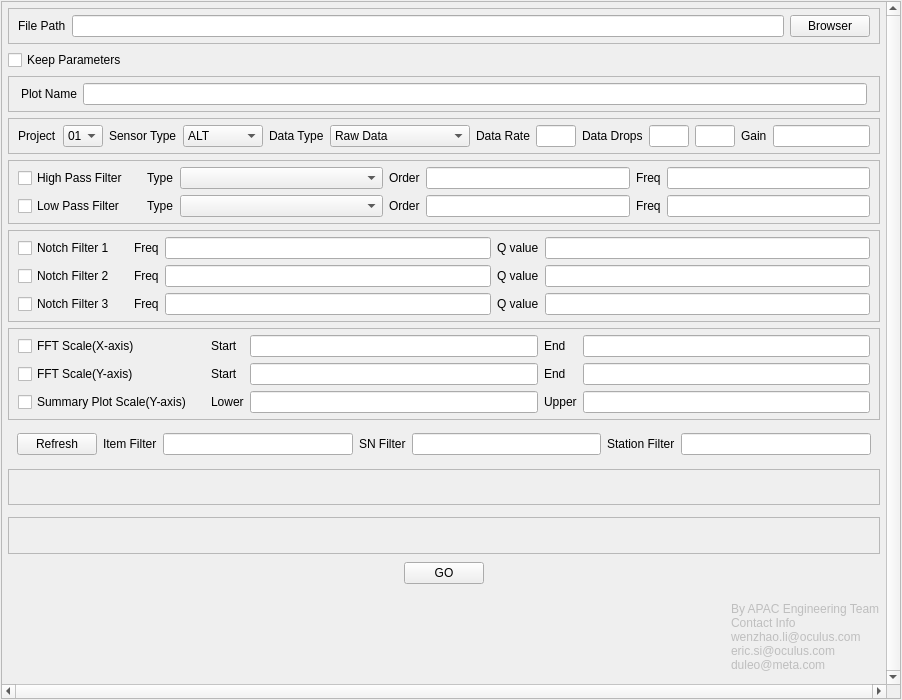
This is mainWin.ui in leoduhot/cld_data_visualize as Qt 5 draws it before an edit. The edited form follows.
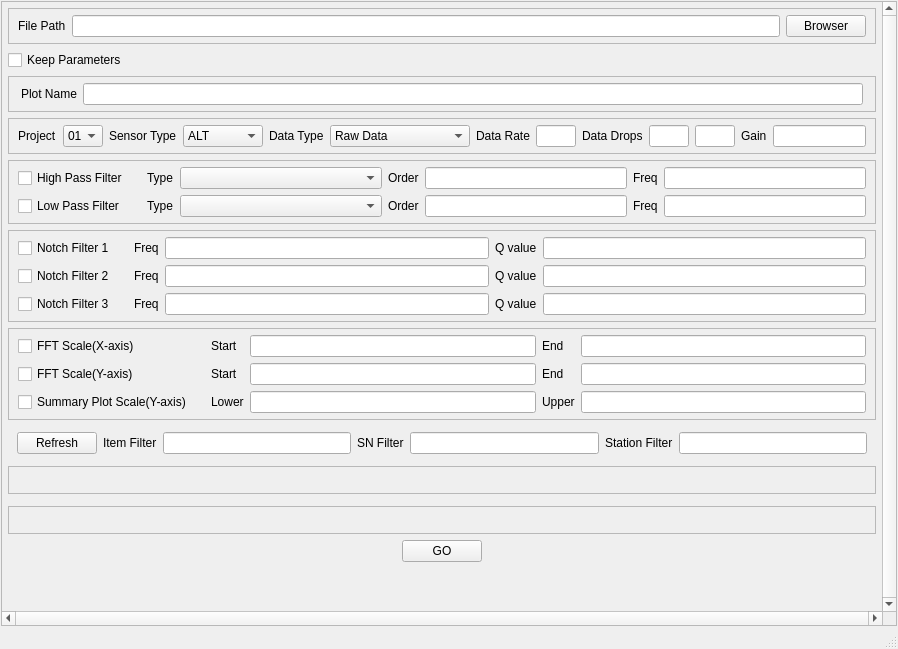
This is the edited form.

```diff
--- a/mainWin.ui
+++ b/mainWin.ui
@@ -6,8 +6,8 @@
    <rect>
     <x>0</x>
     <y>0</y>
-    <width>902</width>
-    <height>700</height>
+    <width>898</width>
+    <height>649</height>
    </rect>
   </property>
   <property name="sizePolicy">
@@ -91,8 +91,8 @@
         <rect>
          <x>0</x>
          <y>0</y>
-         <width>898</width>
-         <height>723</height>
+         <width>894</width>
+         <height>643</height>
         </rect>
        </property>
        <property name="sizePolicy">
@@ -1328,89 +1328,6 @@
            <property name="bottomMargin">
             <number>6</number>
            </property>
-           <item>
-            <widget class="QLabel" name="contactTeamLab">
-             <property name="text">
-              <string>By APAC Engineering Team</string>
-             </property>
-             <property name="margin">
-              <number>0</number>
-             </property>
-            </widget>
-           </item>
-           <item>
-            <widget class="QLabel" name="contactInfoLab">
-             <property name="enabled">
-              <bool>false</bool>
-             </property>
-             <property name="sizePolicy">
-              <sizepolicy hsizetype="Fixed" vsizetype="Fixed">
-               <horstretch>0</horstretch>
-               <verstretch>0</verstretch>
-              </sizepolicy>
-             </property>
-             <property name="layoutDirection">
-              <enum>Qt::LayoutDirection::LeftToRight</enum>
-             </property>
-             <property name="lineWidth">
-              <number>0</number>
-             </property>
-             <property name="text">
-              <string>Contact Info</string>
-             </property>
-            </widget>
-           </item>
-           <item>
-            <widget class="QLabel" name="contactEmailLab1">
-             <property name="enabled">
-              <bool>false</bool>
-             </property>
-             <property name="sizePolicy">
-              <sizepolicy hsizetype="Fixed" vsizetype="Fixed">
-               <horstretch>0</horstretch>
-               <verstretch>0</verstretch>
-              </sizepolicy>
-             </property>
-             <property name="text">
-              <string>wenzhao.li@oculus.com</string>
-             </property>
-             <property name="wordWrap">
-              <bool>true</bool>
-             </property>
-            </widget>
-           </item>
-           <item>
-            <widget class="QLabel" name="contactEmailLab2">
-             <property name="enabled">
-              <bool>false</bool>
-             </property>
-             <property name="sizePolicy">
-              <sizepolicy hsizetype="Fixed" vsizetype="Fixed">
-               <horstretch>0</horstretch>
-               <verstretch>0</verstretch>
-              </sizepolicy>
-             </property>
-             <property name="text">
-              <string>eric.si@oculus.com</string>
-             </property>
-            </widget>
-           </item>
-           <item>
-            <widget class="QLabel" name="contactEmailLab3">
-             <property name="enabled">
-              <bool>false</bool>
-             </property>
-             <property name="sizePolicy">
-              <sizepolicy hsizetype="Fixed" vsizetype="Fixed">
-               <horstretch>0</horstretch>
-               <verstretch>0</verstretch>
-              </sizepolicy>
-             </property>
-             <property name="text">
-              <string>duleo@meta.com</string>
-             </property>
-            </widget>
-           </item>
           </layout>
          </widget>
         </item>
@@ -1433,6 +1350,7 @@
     </item>
    </layout>
   </widget>
+  <widget class="QStatusBar" name="statusBar"/>
   <action name="action1">
    <property name="text">
     <string>1</string>
```
Left out of the diff: 5 changed lines with no effect on the pictures.
